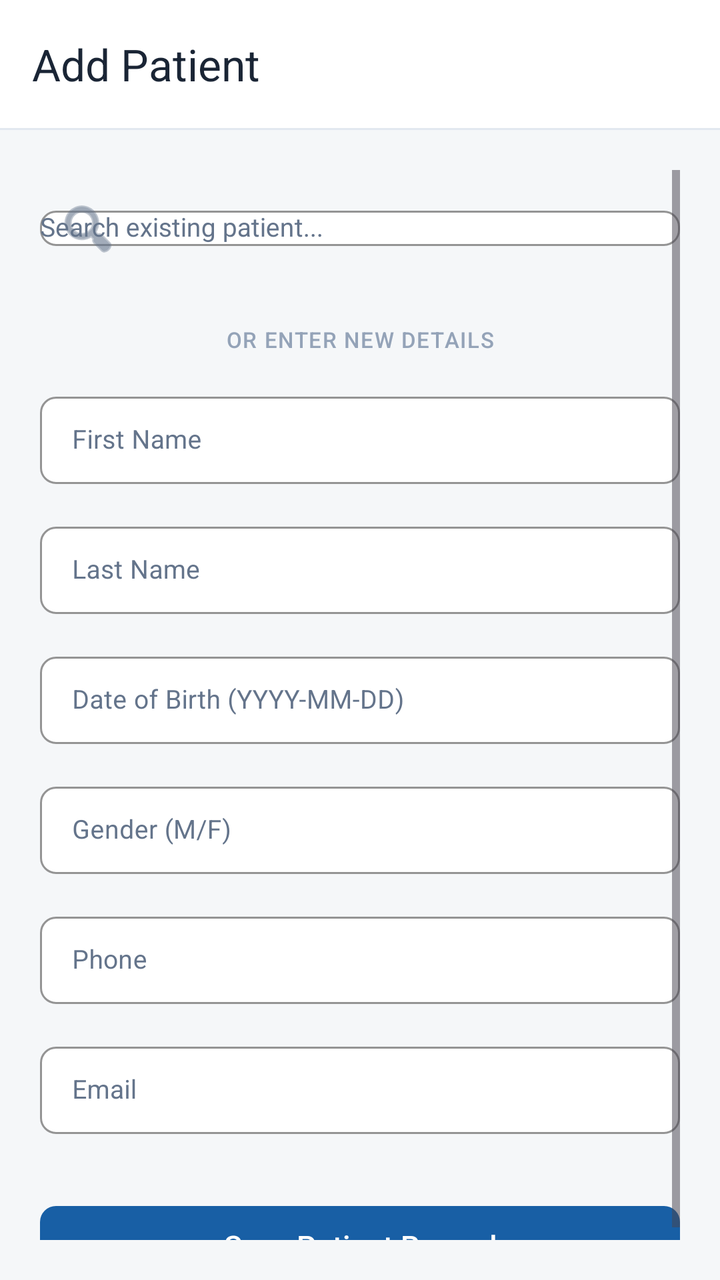
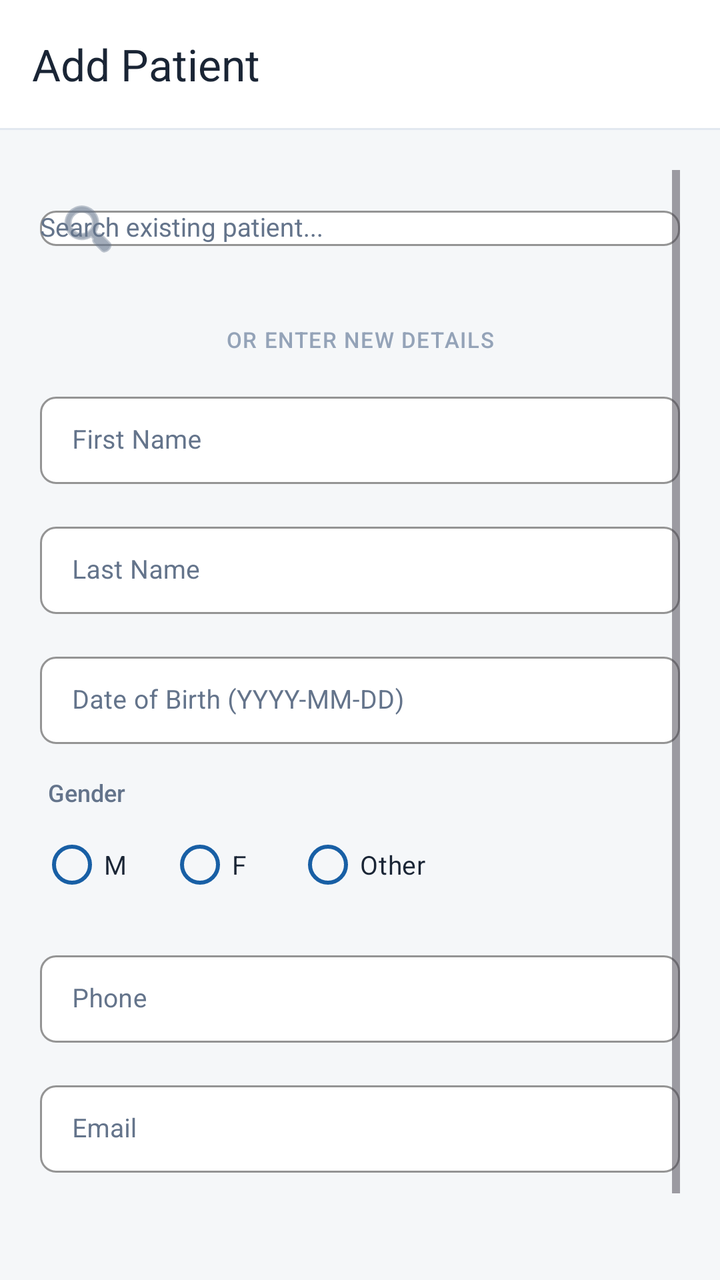

Compare the two renders of this Android layout. The source of the first and the diff that turns it into the second are given below.
<!-- AndroidManifest.xml: application theme Theme.Healthcare_app -->
<!-- res/layout/activity_add_patient.xml -->
<?xml version="1.0" encoding="utf-8"?>
<LinearLayout xmlns:android="http://schemas.android.com/apk/res/android"
    xmlns:app="http://schemas.android.com/apk/res-auto"
    android:layout_width="match_parent"
    android:layout_height="match_parent"
    android:orientation="vertical"
    android:fitsSystemWindows="true"
    android:background="#F5F7F9">

    <com.google.android.material.appbar.MaterialToolbar
        android:id="@+id/topAppBar"
        android:layout_width="match_parent"
        android:layout_height="?attr/actionBarSize"
        android:background="#FFFFFF"
        app:title="Add Patient"
        app:titleTextColor="#1A2535"
        app:navigationIconTint="#1A2535" />

    <View
        android:layout_width="match_parent"
        android:layout_height="1dp"
        android:background="#E2E8F0" />

    <ScrollView
        android:layout_width="match_parent"
        android:layout_height="match_parent"
        android:padding="20dp">

        <LinearLayout
            android:layout_width="match_parent"
            android:layout_height="wrap_content"
            android:orientation="vertical">

            <com.google.android.material.textfield.TextInputLayout
                style="@style/Widget.MaterialComponents.TextInputLayout.OutlinedBox.Dense"
                android:layout_width="match_parent"
                android:layout_height="wrap_content"
                android:hint="Search existing patient..."
                android:textColorHint="#64748B"
                app:startIconDrawable="@android:drawable/ic_menu_search"
                app:startIconTint="#64748B"
                app:boxBackgroundColor="#FFFFFF"
                app:boxStrokeColor="#E2E8F0"
                app:boxStrokeWidth="1dp"
                app:boxCornerRadiusTopStart="8dp"
                app:boxCornerRadiusTopEnd="8dp"
                app:boxCornerRadiusBottomStart="8dp"
                app:boxCornerRadiusBottomEnd="8dp"
                app:hintTextColor="#185FA5">

                <AutoCompleteTextView
                    android:id="@+id/searchPatientAuto"
                    android:layout_width="match_parent"
                    android:layout_height="wrap_content"
                    android:inputType="textPersonName"
                    android:completionThreshold="0"
                    android:textSize="13sp"
                    android:textColor="#1A2535"
                    android:fontFamily="sans-serif"
                    android:popupBackground="#FFFFFF" />
            </com.google.android.material.textfield.TextInputLayout>

            <TextView
                android:layout_width="match_parent"
                android:layout_height="wrap_content"
                android:text="Or Enter New Details"
                android:textSize="11sp"
                android:textColor="#94A3B8"
                android:fontFamily="sans-serif-medium"
                android:textAllCaps="true"
                android:letterSpacing="0.05"
                android:layout_marginTop="24dp"
                android:layout_marginBottom="16dp"
                android:gravity="center"/>

            <com.google.android.material.textfield.TextInputLayout
                style="@style/Widget.MaterialComponents.TextInputLayout.OutlinedBox.Dense"
                android:layout_width="match_parent"
                android:layout_height="wrap_content"
                android:hint="First Name"
                android:textColorHint="#64748B"
                app:boxBackgroundColor="#FFFFFF"
                app:boxStrokeColor="#E2E8F0"
                app:boxStrokeWidth="1dp"
                app:boxCornerRadiusTopStart="8dp"
                app:boxCornerRadiusTopEnd="8dp"
                app:boxCornerRadiusBottomStart="8dp"
                app:boxCornerRadiusBottomEnd="8dp"
                app:hintTextColor="#185FA5">
                <com.google.android.material.textfield.TextInputEditText
                    android:id="@+id/editFirstName"
                    android:layout_width="match_parent"
                    android:layout_height="wrap_content"
                    android:textSize="13sp"
                    android:textColor="#1A2535"
                    android:fontFamily="sans-serif" />
            </com.google.android.material.textfield.TextInputLayout>

            <com.google.android.material.textfield.TextInputLayout
                style="@style/Widget.MaterialComponents.TextInputLayout.OutlinedBox.Dense"
                android:layout_width="match_parent"
                android:layout_height="wrap_content"
                android:layout_marginTop="16dp"
                android:hint="Last Name"
                android:textColorHint="#64748B"
                app:boxBackgroundColor="#FFFFFF"
                app:boxStrokeColor="#E2E8F0"
                app:boxStrokeWidth="1dp"
                app:boxCornerRadiusTopStart="8dp"
                app:boxCornerRadiusTopEnd="8dp"
                app:boxCornerRadiusBottomStart="8dp"
                app:boxCornerRadiusBottomEnd="8dp"
                app:hintTextColor="#185FA5">
                <com.google.android.material.textfield.TextInputEditText
                    android:id="@+id/editLastName"
                    android:layout_width="match_parent"
                    android:layout_height="wrap_content"
                    android:textSize="13sp"
                    android:textColor="#1A2535"
                    android:fontFamily="sans-serif" />
            </com.google.android.material.textfield.TextInputLayout>

            <com.google.android.material.textfield.TextInputLayout
                style="@style/Widget.MaterialComponents.TextInputLayout.OutlinedBox.Dense"
                android:layout_width="match_parent"
                android:layout_height="wrap_content"
                android:layout_marginTop="16dp"
                android:hint="Date of Birth (YYYY-MM-DD)"
                android:textColorHint="#64748B"
                app:boxBackgroundColor="#FFFFFF"
                app:boxStrokeColor="#E2E8F0"
                app:boxStrokeWidth="1dp"
                app:boxCornerRadiusTopStart="8dp"
                app:boxCornerRadiusTopEnd="8dp"
                app:boxCornerRadiusBottomStart="8dp"
                app:boxCornerRadiusBottomEnd="8dp"
                app:hintTextColor="#185FA5">
                <com.google.android.material.textfield.TextInputEditText
                    android:id="@+id/editDob"
                    android:layout_width="match_parent"
                    android:layout_height="wrap_content"
                    android:focusable="false"
                    android:clickable="true"
                    android:cursorVisible="false"
                    android:textSize="13sp"
                    android:textColor="#1A2535"
                    android:fontFamily="sans-serif" />
            </com.google.android.material.textfield.TextInputLayout>

            <com.google.android.material.textfield.TextInputLayout
                style="@style/Widget.MaterialComponents.TextInputLayout.OutlinedBox.Dense"
                android:layout_width="match_parent"
                android:layout_height="wrap_content"
                android:layout_marginTop="16dp"
                android:hint="Gender (M/F)"
                android:textColorHint="#64748B"
                app:boxBackgroundColor="#FFFFFF"
                app:boxStrokeColor="#E2E8F0"
                app:boxStrokeWidth="1dp"
                app:boxCornerRadiusTopStart="8dp"
                app:boxCornerRadiusTopEnd="8dp"
                app:boxCornerRadiusBottomStart="8dp"
                app:boxCornerRadiusBottomEnd="8dp"
                app:hintTextColor="#185FA5">
                <com.google.android.material.textfield.TextInputEditText
                    android:id="@+id/editGender"
                    android:layout_width="match_parent"
                    android:layout_height="wrap_content"
                    android:textSize="13sp"
                    android:textColor="#1A2535"
                    android:fontFamily="sans-serif" />
            </com.google.android.material.textfield.TextInputLayout>

            <com.google.android.material.textfield.TextInputLayout
                style="@style/Widget.MaterialComponents.TextInputLayout.OutlinedBox.Dense"
                android:layout_width="match_parent"
                android:layout_height="wrap_content"
                android:layout_marginTop="16dp"
                android:hint="Phone"
                android:textColorHint="#64748B"
                app:boxBackgroundColor="#FFFFFF"
                app:boxStrokeColor="#E2E8F0"
                app:boxStrokeWidth="1dp"
                app:boxCornerRadiusTopStart="8dp"
                app:boxCornerRadiusTopEnd="8dp"
                app:boxCornerRadiusBottomStart="8dp"
                app:boxCornerRadiusBottomEnd="8dp"
                app:hintTextColor="#185FA5">
                <com.google.android.material.textfield.TextInputEditText
                    android:id="@+id/editPhone"
                    android:layout_width="match_parent"
                    android:layout_height="wrap_content"
                    android:inputType="phone"
                    android:textSize="13sp"
                    android:textColor="#1A2535"
                    android:fontFamily="sans-serif" />
            </com.google.android.material.textfield.TextInputLayout>

            <com.google.android.material.textfield.TextInputLayout
                style="@style/Widget.MaterialComponents.TextInputLayout.OutlinedBox.Dense"
                android:layout_width="match_parent"
                android:layout_height="wrap_content"
                android:layout_marginTop="16dp"
                android:hint="Email"
                android:textColorHint="#64748B"
                app:boxBackgroundColor="#FFFFFF"
                app:boxStrokeColor="#E2E8F0"
                app:boxStrokeWidth="1dp"
                app:boxCornerRadiusTopStart="8dp"
                app:boxCornerRadiusTopEnd="8dp"
                app:boxCornerRadiusBottomStart="8dp"
                app:boxCornerRadiusBottomEnd="8dp"
                app:hintTextColor="#185FA5">
                <com.google.android.material.textfield.TextInputEditText
                    android:id="@+id/editEmail"
                    android:layout_width="match_parent"
                    android:layout_height="wrap_content"
                    android:inputType="textEmailAddress"
                    android:textSize="13sp"
                    android:textColor="#1A2535"
                    android:fontFamily="sans-serif" />
            </com.google.android.material.textfield.TextInputLayout>

            <com.google.android.material.button.MaterialButton
                android:id="@+id/btnSavePatient"
                android:layout_width="match_parent"
                android:layout_height="48dp"
                android:layout_marginTop="32dp"
                android:text="Save Patient Record"
                android:textAllCaps="false"
                android:textSize="15sp"
                android:textColor="#FFFFFF"
                android:fontFamily="sans-serif-medium"
                app:backgroundTint="#185FA5"
                app:elevation="0dp"
                app:cornerRadius="8dp"/>

        </LinearLayout>
    </ScrollView>
</LinearLayout>
<!-- resources referenced by this layout -->
<resources>
  <style name="Theme.Healthcare_app" parent="Base.Theme.Healthcare_app" />
  <style name="Base.Theme.Healthcare_app" parent="Theme.Material3.Light.NoActionBar">
          <item name="bottomSheetDialogTheme">@style/Theme.Healthcare_app.BottomSheetDialog</item>
      </style>
  <style name="Theme.Healthcare_app.BottomSheetDialog" parent="ThemeOverlay.Material3.BottomSheetDialog">
          <item name="android:windowIsFloating">false</item>
          <item name="android:backgroundDimEnabled">true</item>
          
          <item name="colorSurface">#FFFFFF</item>
          <item name="colorOnSurface">#1A2535</item>
          <item name="colorOnSurfaceVariant">#64748B</item>
          <item name="android:colorBackground">#FFFFFF</item>
          <item name="colorPrimary">#185FA5</item>
          <item name="colorOnPrimary">#FFFFFF</item>
          
          <item name="android:textColorPrimary">#1A2535</item>
          <item name="android:textColorSecondary">#64748B</item>
          <item name="android:textColorHint">#64748B</item>
          
          <item name="colorControlNormal">#E2E8F0</item>
          <item name="colorControlActivated">#185FA5</item>
          
          <item name="bottomSheetStyle">@style/LightBottomSheetStyle</item>
      </style>
  <style name="LightBottomSheetStyle" parent="Widget.Material3.BottomSheet.Modal">
          <item name="backgroundTint">#FFFFFF</item>
          <item name="android:elevation">0dp</item>
      </style>
</resources>

<!-- the commit's change to res/layout/activity_add_patient.xml (unified diff, before → after) -->
@@ -147,29 +147,55 @@
                     android:fontFamily="sans-serif" />
             </com.google.android.material.textfield.TextInputLayout>
 
-            <com.google.android.material.textfield.TextInputLayout
-                style="@style/Widget.MaterialComponents.TextInputLayout.OutlinedBox.Dense"
-                android:layout_width="match_parent"
-                android:layout_height="wrap_content"
-                android:layout_marginTop="16dp"
-                android:hint="Gender (M/F)"
-                android:textColorHint="#64748B"
-                app:boxBackgroundColor="#FFFFFF"
-                app:boxStrokeColor="#E2E8F0"
-                app:boxStrokeWidth="1dp"
-                app:boxCornerRadiusTopStart="8dp"
-                app:boxCornerRadiusTopEnd="8dp"
-                app:boxCornerRadiusBottomStart="8dp"
-                app:boxCornerRadiusBottomEnd="8dp"
-                app:hintTextColor="#185FA5">
-                <com.google.android.material.textfield.TextInputEditText
-                    android:id="@+id/editGender"
-                    android:layout_width="match_parent"
-                    android:layout_height="wrap_content"
-                    android:textSize="13sp"
-                    android:textColor="#1A2535"
-                    android:fontFamily="sans-serif" />
-            </com.google.android.material.textfield.TextInputLayout>
+            <TextView
+                android:layout_width="match_parent"
+                android:layout_height="wrap_content"
+                android:layout_marginTop="16dp"
+                android:layout_marginStart="4dp"
+                android:text="Gender"
+                android:textSize="12sp"
+                android:textColor="#64748B"
+                android:fontFamily="sans-serif-medium" />
+
+            <RadioGroup
+                android:id="@+id/radioGroupGender"
+                android:layout_width="match_parent"
+                android:layout_height="wrap_content"
+                android:orientation="horizontal"
+                android:layout_marginTop="4dp">
+
+                <com.google.android.material.radiobutton.MaterialRadioButton
+                    android:id="@+id/radioMale"
+                    android:layout_width="wrap_content"
+                    android:layout_height="wrap_content"
+                    android:text="M"
+                    android:textColor="#1A2535"
+                    android:textSize="13sp"
+                    android:fontFamily="sans-serif"
+                    app:buttonTint="#185FA5" />
+
+                <com.google.android.material.radiobutton.MaterialRadioButton
+                    android:id="@+id/radioFemale"
+                    android:layout_width="wrap_content"
+                    android:layout_height="wrap_content"
+                    android:layout_marginStart="16dp"
+                    android:text="F"
+                    android:textColor="#1A2535"
+                    android:textSize="13sp"
+                    android:fontFamily="sans-serif"
+                    app:buttonTint="#185FA5" />
+
+                <com.google.android.material.radiobutton.MaterialRadioButton
+                    android:id="@+id/radioOther"
+                    android:layout_width="wrap_content"
+                    android:layout_height="wrap_content"
+                    android:layout_marginStart="16dp"
+                    android:text="Other"
+                    android:textColor="#1A2535"
+                    android:textSize="13sp"
+                    android:fontFamily="sans-serif"
+                    app:buttonTint="#185FA5" />
+            </RadioGroup>
 
             <com.google.android.material.textfield.TextInputLayout
                 style="@style/Widget.MaterialComponents.TextInputLayout.OutlinedBox.Dense"
